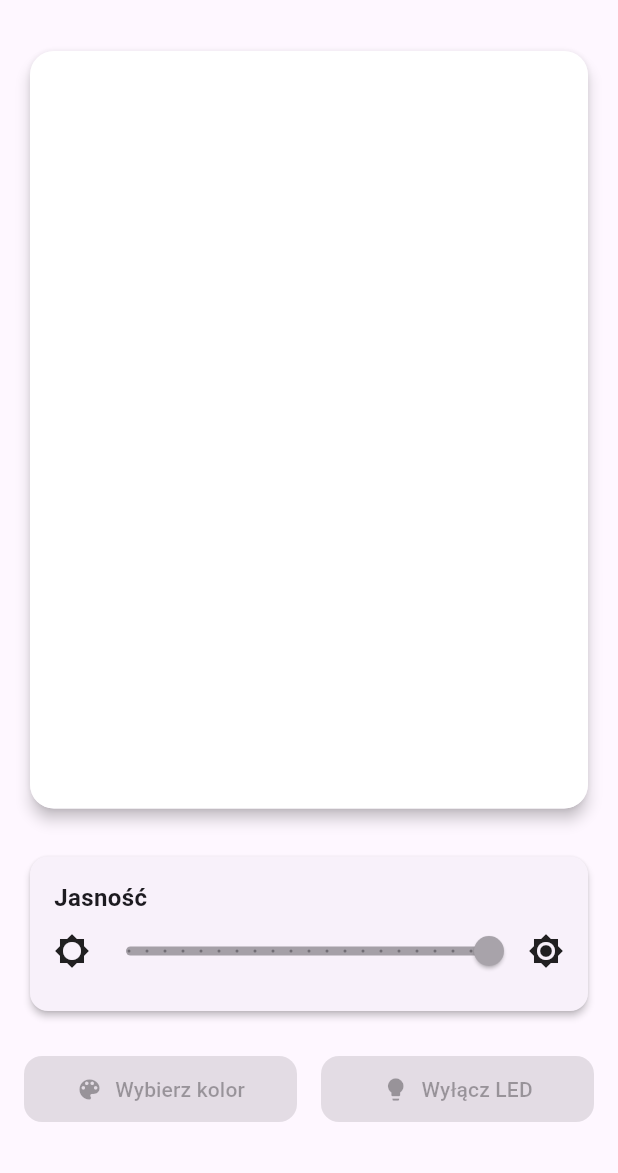
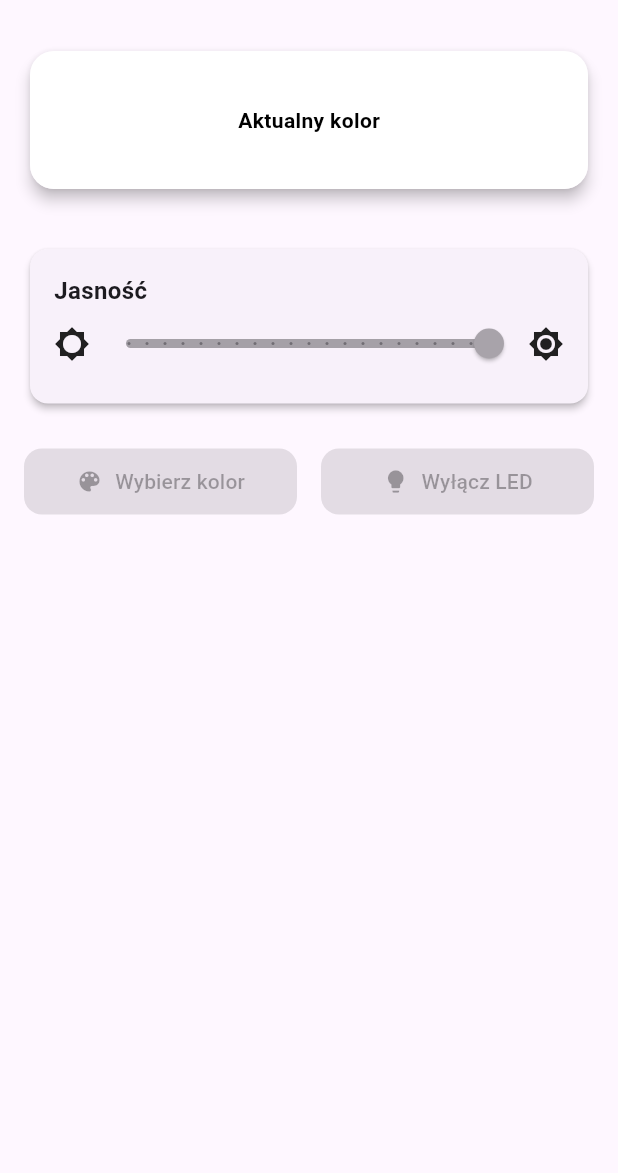
Before and after one commit to karlos1998/esp32_led_controller, a Flutter app: the screen it shows after launch, on a phone screen of 412 x 824 dp, the part 63-1236 px from its top. Run offline on Flutter 3.47's test engine with Material 3 defaults, Android fonts, the phone set to English and light mode, and no system bars; our stand-ins replace flutter_colorpicker, shared_preferences; missing offline and left inert: flutter_reactive_ble.

Commit message:
remember selected color

```diff
--- a/lib/main.dart
+++ b/lib/main.dart
@@ -78,6 +78,8 @@ class _HomeScreenState extends State<HomeScreen> {
   bool isScanning = false;
   Timer? _reconnectTimer;
   int _reconnectAttempts = 0; // Track reconnection attempts
+  List<Color> recentColors = []; // Store recently selected colors
+  static const int maxRecentColors = 6; // Maximum number of recent colors to store
 
   @override
   void initState() {
@@ -136,6 +138,15 @@ class _HomeScreenState extends State<HomeScreen> {
     }
     ledOn = prefs.getBool('ledOn') ?? true;
     brightness = prefs.getDouble('brightness') ?? 1.0;
+
+    // Load recent colors
+    final recentColorsList = prefs.getStringList('recentColors');
+    if (recentColorsList != null) {
+      recentColors = recentColorsList
+          .map((colorStr) => Color(int.parse(colorStr)))
+          .toList();
+    }
+
     setState(() {});
   }
 
@@ -144,6 +155,12 @@ class _HomeScreenState extends State<HomeScreen> {
     await prefs.setInt('color', currentColor.value);
     await prefs.setBool('ledOn', ledOn);
     await prefs.setDouble('brightness', brightness);
+
+    // Save recent colors
+    final recentColorsList = recentColors
+        .map((color) => color.value.toString())
+        .toList();
+    await prefs.setStringList('recentColors', recentColorsList);
   }
 
   void _startScan() {
@@ -328,6 +345,20 @@ class _HomeScreenState extends State<HomeScreen> {
               onPressed: () {
                 Navigator.of(context).pop();
                 setState(() {
+                  // Only add to recent colors if it's a new color
+                  if (tempColor != currentColor) {
+                    // Remove the color if it already exists in the list
+                    recentColors.removeWhere((color) => color.value == tempColor.value);
+
+                    // Add the new color to the beginning of the list
+                    recentColors.insert(0, tempColor);
+
+                    // Ensure we don't exceed the maximum number of recent colors
+                    if (recentColors.length > maxRecentColors) {
+                      recentColors = recentColors.sublist(0, maxRecentColors);
+                    }
+                  }
+
                   currentColor = tempColor;
                   ledOn = true;
                   _sendColor(currentColor);
@@ -351,6 +382,24 @@ class _HomeScreenState extends State<HomeScreen> {
       await _sendColor(Colors.black);
     }
     await _saveState();
+  }
+
+  // Method to select a color from recent colors
+  void _selectRecentColor(int index) {
+    if (index < 0 || index >= recentColors.length) return;
+
+    setState(() {
+      currentColor = recentColors[index];
+      ledOn = true;
+      _sendColor(currentColor);
+
+      // Move this color to the front of the list
+      if (index > 0) {
+        final color = recentColors.removeAt(index);
+        recentColors.insert(0, color);
+        _saveState();
+      }
+    });
   }
 
   // Helper method to get connection status icon and color
@@ -449,9 +498,9 @@ class _HomeScreenState extends State<HomeScreen> {
         child: Column(
           crossAxisAlignment: CrossAxisAlignment.stretch,
           children: [
-            // Color preview
-            Expanded(
-              flex: 3,
+            // Current color preview (smaller)
+            Container(
+              height: 100, // Fixed height instead of flex
               child: Card(
                 elevation: 4,
                 shape: RoundedRectangleBorder(
@@ -462,11 +511,80 @@ class _HomeScreenState extends State<HomeScreen> {
                     color: ledOn ? currentColor : Colors.black,
                     borderRadius: BorderRadius.circular(16),
                   ),
+                  child: Center(
+                    child: Text(
+                      'Aktualny kolor',
+                      style: TextStyle(
+                        color: ledOn ? (currentColor.computeLuminance() > 0.5 ? Colors.black : Colors.white) : Colors.white,
+                        fontWeight: FontWeight.bold,
+                      ),
+                    ),
+                  ),
                 ),
               ),
             ),
 
-            const SizedBox(height: 24),
+            const SizedBox(height: 16),
+
+            // Recent colors
+            if (recentColors.isNotEmpty) ...[
+              Row(
+                children: [
+                  Text(
+                    'Ostatnio wybrane kolory:',
+                    style: TextStyle(
+                      fontSize: 16,
+                      fontWeight: FontWeight.bold,
+                    ),
+                  ),
+                  Spacer(),
+                  if (recentColors.length > 1)
+                    TextButton(
+                      onPressed: () {
+                        setState(() {
+                          // Move the first color to the end
+                          final color = recentColors.removeAt(0);
+                          recentColors.add(color);
+                          _saveState();
+                        });
+                      },
+                      child: Text('Przewiń'),
+                    ),
+                ],
+              ),
+              Container(
+                height: 120, // Fixed height for the grid
+                child: GridView.builder(
+                  scrollDirection: Axis.horizontal,
+                  gridDelegate: SliverGridDelegateWithFixedCrossAxisCount(
+                    crossAxisCount: 2,
+                    crossAxisSpacing: 8,
+                    mainAxisSpacing: 8,
+                    childAspectRatio: 1.0,
+                  ),
+                  itemCount: recentColors.length,
+                  itemBuilder: (context, index) {
+                    return InkWell(
+                      onTap: () => _selectRecentColor(index),
+                      child: Card(
+                        elevation: 2,
+                        shape: RoundedRectangleBorder(
+                          borderRadius: BorderRadius.circular(8),
+                        ),
+                        child: Container(
+                          decoration: BoxDecoration(
+                            color: recentColors[index],
+                            borderRadius: BorderRadius.circular(8),
+                          ),
+                        ),
+                      ),
+                    );
+                  },
+                ),
+              ),
+            ],
+
+            const SizedBox(height: 16),
 
             // Brightness control
             Card(
```
